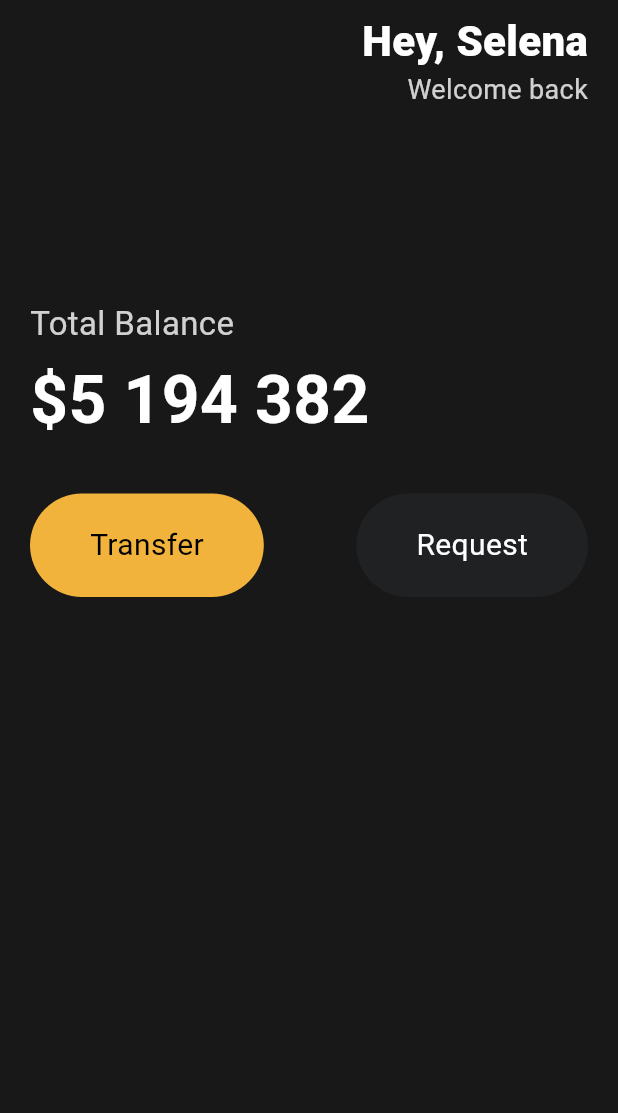
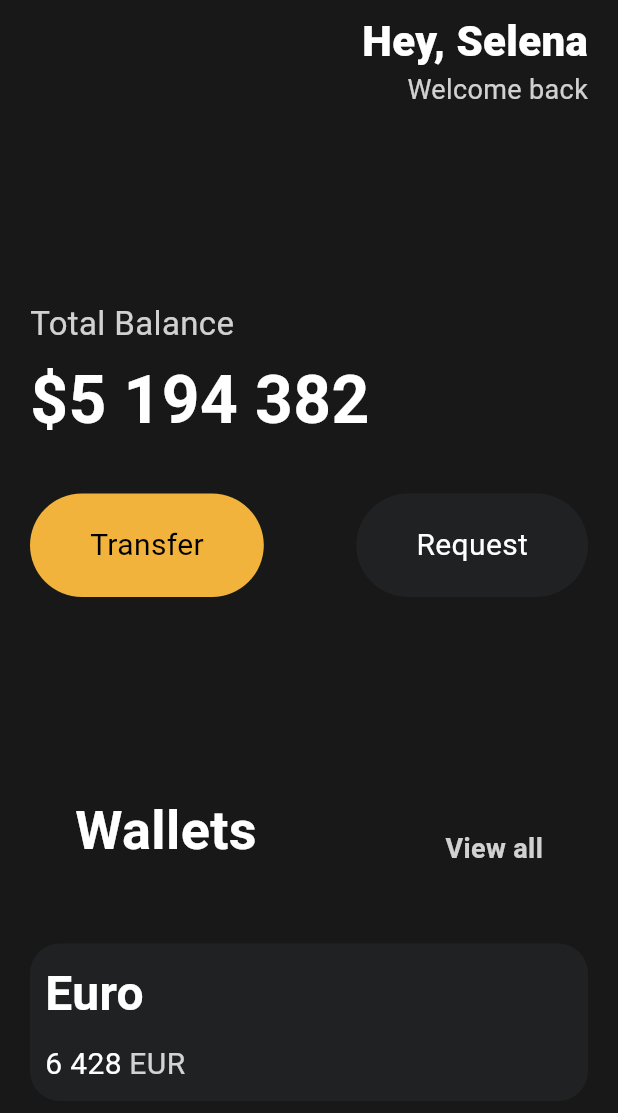
Before and after one commit to parlyresk/flutter-study, a Flutter app: the screen it shows after launch, on a phone screen of 412 x 824 dp. Shown: the top 1113 px of the screen. Run offline on Flutter 3.47's test engine with Material 3 defaults, Android fonts, the phone set to English and light mode, and no system bars.

Commit message:
main page

```diff
--- a/toonflix/lib/main.dart
+++ b/toonflix/lib/main.dart
@@ -1,5 +1,7 @@
 import 'package:flutter/cupertino.dart';
 import 'package:flutter/material.dart';
+import 'package:flutter/rendering.dart';
+import 'package:flutter/widgets.dart';
 import 'package:toonflix/widgets/button.dart';
 
 class Player {
@@ -87,6 +89,85 @@ class App extends StatelessWidget {
                   )
                 ],
               ),
+              const SizedBox(
+                height: 100,
+              ),
+              Padding(
+                padding: const EdgeInsets.all(30),
+                child: Row(
+                  crossAxisAlignment: CrossAxisAlignment.end,
+                  mainAxisAlignment: MainAxisAlignment.spaceBetween,
+                  children: [
+                    const Text(
+                      'Wallets',
+                      style: TextStyle(
+                        color: Colors.white,
+                        fontSize: 36,
+                        fontWeight: FontWeight.w600,
+                      ),
+                    ),
+                    Text('View all',
+                        style: TextStyle(
+                          color: Colors.white.withOpacity(0.8),
+                          fontSize: 18,
+                          fontWeight: FontWeight.w600,
+                        )),
+                  ],
+                ),
+              ),
+              const SizedBox(
+                height: 20,
+              ),
+              Container(
+                decoration: BoxDecoration(
+                  color: const Color(0xFF1F2123),
+                  borderRadius: BorderRadius.circular(20),
+                ),
+                child: Padding(
+                  padding: const EdgeInsets.all(10),
+                  child: Row(
+                    children: [
+                      Column(
+                        crossAxisAlignment: CrossAxisAlignment.start,
+                        children: [
+                          const Text(
+                            "Euro",
+                            style: TextStyle(
+                              color: Colors.white,
+                              fontSize: 32,
+                              fontWeight: FontWeight.w600,
+                            ),
+                          ),
+                          const SizedBox(
+                            height: 10,
+                          ),
+                          Row(
+                            children: [
+                              const Text(
+                                '6 428',
+                                style: TextStyle(
+                                  color: Colors.white,
+                                  fontSize: 20,
+                                ),
+                              ),
+                              const SizedBox(
+                                width: 5,
+                              ),
+                              Text(
+                                'EUR',
+                                style: TextStyle(
+                                  color: Colors.white.withOpacity(0.8),
+                                  fontSize: 20,
+                                ),
+                              ),
+                            ],
+                          ),
+                        ],
+                      ),
+                    ],
+                  ),
+                ),
+              ),
             ],
           ),
         ),
```
